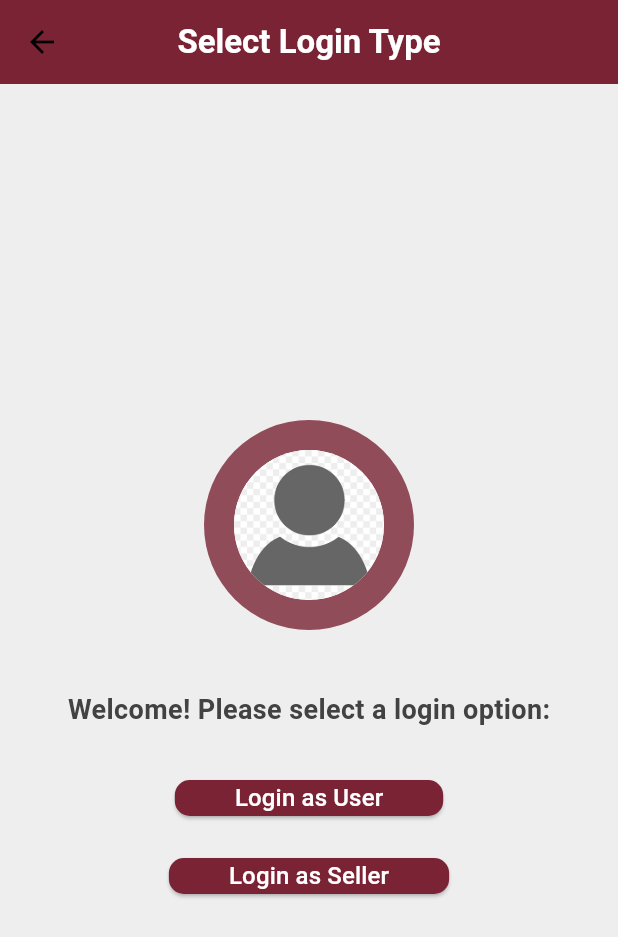
After one commit to anoushazaidii/bidbuyyweb, a Flutter app: the WelcomeScreen screen opened directly, on a phone screen of 412 x 824 dp. The commit adds this screen. Shown: the top 937 px of the screen. Run offline on Flutter 3.47's test engine with Material 3 defaults, Android fonts, the phone set to English and light mode, and no system bars; our stand-ins replace cached_network_image, cloud_firestore, connectivity_plus, dio, dotted_border, firebase_auth and 8 more; missing offline and left inert: another_stepper, dart:js, flutter_login_facebook; accounts and stored records are empty.

Commit message:
jugar done

```diff
--- /dev/null
+++ b/lib/presentation/welcome_screen.dart
@@ -0,0 +1,90 @@
+import 'package:bidbuyweb/presentation/seller_view/seller_otp_screen.dart';
+import 'package:bidbuyweb/presentation/signup_mob_screen.dart';
+import 'package:flutter/material.dart';
+
+class WelcomeScreen extends StatelessWidget {
+  @override
+  Widget build(BuildContext context) {
+    return Scaffold(
+      backgroundColor: Colors.grey[200],
+      appBar: AppBar(
+        backgroundColor: Color(0XFF7A2334), // Apply onPrimaryContainer color to AppBar
+        title: Text(
+          'Select Login Type',
+          style: TextStyle(color: Colors.white, fontSize: 22),
+        ),
+        centerTitle: true,
+      ),
+      body: Center(
+        child: Column(
+          mainAxisAlignment: MainAxisAlignment.center,
+          children: [
+            // Circular container with Avatar
+            Container(
+              decoration: BoxDecoration(
+                shape: BoxShape.circle,
+                color: Color(0XFF7A2334).withOpacity(0.8),
+              ),
+              padding: EdgeInsets.all(20),
+              child: CircleAvatar(
+                radius: 50,
+                backgroundImage: AssetImage('assets/images/avatar.png'), // Replace with your avatar image path
+              ),
+            ),
+            SizedBox(height: 40),
+            Text(
+              'Welcome! Please select a login option:',
+              style: TextStyle(
+                fontSize: 18,
+                fontWeight: FontWeight.bold,
+                color: Colors.grey[800],
+              ),
+            ),
+            SizedBox(height: 30),
+            // Login as User Button
+            ElevatedButton(
+              style: ElevatedButton.styleFrom(
+                backgroundColor: Color(0XFF7A2334), // Button color
+                padding: EdgeInsets.symmetric(horizontal: 40, vertical: 15),
+                shape: RoundedRectangleBorder(
+                  borderRadius: BorderRadius.circular(10),
+                ),
+              ),
+              onPressed: () {
+                Navigator.push(
+                  context,
+                  MaterialPageRoute(builder: (context) => SignupMobScreen()),
+                );
+              },
+              child: Text(
+                'Login as User',
+                style: TextStyle(fontSize: 16, color: Colors.white),
+              ),
+            ),
+            SizedBox(height: 20),
+            // Login as Seller Button
+            ElevatedButton(
+              style: ElevatedButton.styleFrom(
+                backgroundColor: Color(0XFF7A2334), // Button color
+                padding: EdgeInsets.symmetric(horizontal: 40, vertical: 15),
+                shape: RoundedRectangleBorder(
+                  borderRadius: BorderRadius.circular(10),
+                ),
+              ),
+              onPressed: () {
+                Navigator.push(
+                  context,
+                  MaterialPageRoute(builder: (context) => SellerOtpMobScreen()),
+                );
+              },
+              child: Text(
+                'Login as Seller',
+                style: TextStyle(fontSize: 16, color: Colors.white),
+              ),
+            ),
+          ],
+        ),
+      ),
+    );
+  }
+}
--- a/pubspec.yaml
+++ b/pubspec.yaml
@@ -34,7 +34,7 @@ dependencies:
   # The following adds the Cupertino Icons font to your application.
   # Use with the CupertinoIcons class for iOS style icons.
   cupertino_icons: ^1.0.2
-  provider: ^6.1.1
+  provider: ^6.1.2
   cached_network_image: ^3.3.0
   flutter_svg: ^2.0.9
   connectivity_plus: ^5.0.2
```
Also changed, not shown: lib/main.dart (+5 -2 lines), lib/presentation/fav_item_screen.dart (added, +23 -0 lines), lib/presentation/homepage_mob_screen.dart (+57 -4 lines), lib/presentation/product_mob_screen.dart (+17 -10 lines), lib/theme/provider/fav_providor.dart (added, +30 -0 lines), assets/images/avatar.png (added), pubspec.lock.
